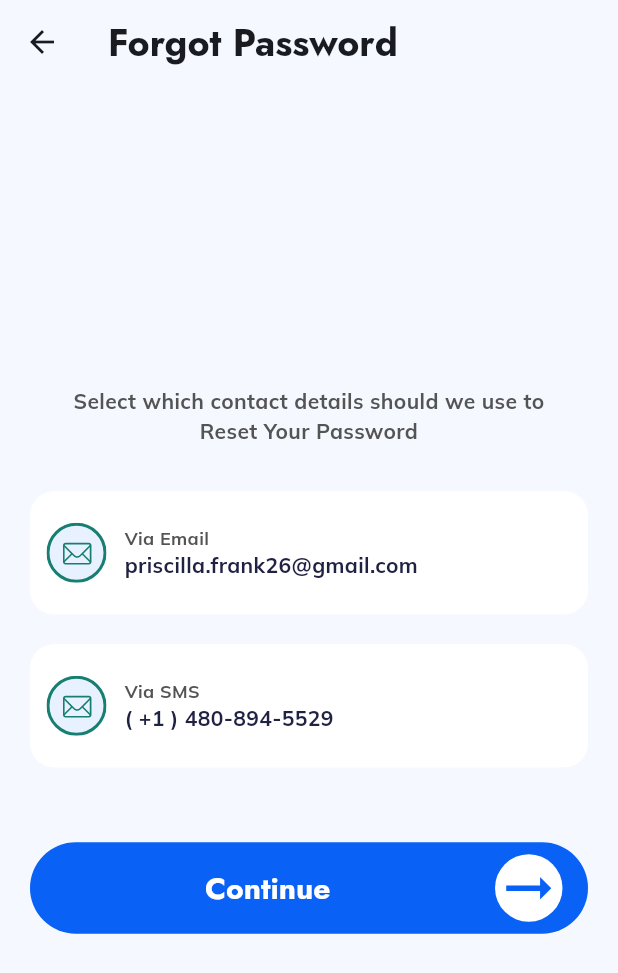
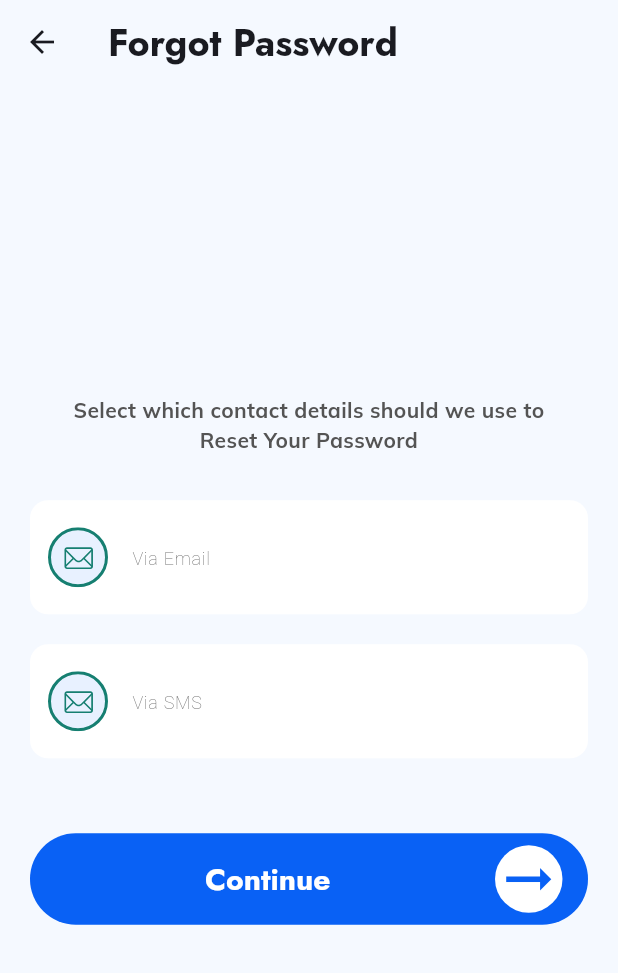
Before and after one commit to jodosjodos/TeLead_front-end, a Flutter app: the ResetPasswordLanding screen opened directly, on a phone screen of 412 x 824 dp. Shown: the top 973 px of the screen. Run offline on Flutter 3.47's test engine with Material 3 defaults, Android fonts, the phone set to English and light mode, and no system bars; our stand-ins replace flutter_svg, google_fonts, image_picker, intl_phone_field; project files that could hold a hidden picture were left out.

Commit message:
[add] done with reset landing

```diff
--- a/lib/pages/reset_password/landing_reset.dart
+++ b/lib/pages/reset_password/landing_reset.dart
@@ -1,6 +1,4 @@
-import 'package:flutter/cupertino.dart';
 import 'package:flutter/material.dart';
-import 'package:flutter/widgets.dart';
 import 'package:flutter_svg/flutter_svg.dart';
 
 class ResetPasswordLanding extends StatefulWidget {
@@ -12,6 +10,35 @@ class ResetPasswordLanding extends StatefulWidget {
 
 class _ResetPasswordLandingState extends State<ResetPasswordLanding> {
   int? selectedIndex;
+  FocusNode emailFocusNode = FocusNode();
+  FocusNode phoneFocusNode = FocusNode();
+  @override
+  // void initState() {
+  //   super.initState();
+  //   emailFocusNode.addListener(
+  //     () {
+  //       if (emailFocusNode.hasFocus) {
+  //         setState(
+  //           () {
+  //             selectedIndex = 1;
+  //           },
+  //         );
+  //       }
+  //     },
+  //   );
+  //   phoneFocusNode.addListener(
+  //     () {
+  //       if (emailFocusNode.hasFocus) {
+  //         setState(
+  //           () {
+  //             selectedIndex = 2;
+  //           },
+  //         );
+  //       }
+  //     },
+  //   );
+  // }
+
   @override
   Widget build(BuildContext context) {
     return Scaffold(
@@ -36,116 +63,102 @@ class _ResetPasswordLandingState extends State<ResetPasswordLanding> {
             const SizedBox(
               height: 30,
             ),
-            GestureDetector(
+            Padding(
+              padding: const EdgeInsets.symmetric(
+                horizontal: 20,
+              ),
+              child: TextFormField(
                 onTap: () {
-                setState(
-                  () {
+                  setState(() {
                     selectedIndex = 1;
+                  });
                 },
-                );
-              },
-              child: Container(
-                margin: const EdgeInsets.symmetric(horizontal: 20),
-                padding: const EdgeInsets.symmetric(
-                  horizontal: 10,
-                  vertical: 20,
+                keyboardType: TextInputType.emailAddress,
+                decoration: InputDecoration(
+                  contentPadding: const EdgeInsets.symmetric(
+                    vertical: 26,
                   ),
-                decoration: BoxDecoration(
-                  color: Colors.white,
-                  borderRadius: const BorderRadius.all(
-                    Radius.circular(16),
+                  hintText: "Via Email",
+                  hintStyle: TextStyle(
+                    color: Theme.of(context).colorScheme.tertiary,
+                    fontSize: 12,
+                    fontWeight: FontWeight.w100,
                   ),
-                  border: Border.all(
-                    color: selectedIndex == 1 ? Colors.blue : Colors.white,
-                  ),
-                ),
-                child: Row(
-                  children: [
-                    SvgPicture.asset(
+                  prefixIcon: Padding(
+                    padding: const EdgeInsets.all(12),
+                    child: SvgPicture.asset(
                       "assets/images/message.svg",
                       width: 40,
                       height: 40,
                     ),
-                    const SizedBox(
-                      width: 12,
                   ),
-                    Column(
-                      crossAxisAlignment: CrossAxisAlignment.start,
-                      children: [
-                        Text(
-                          "Via Email",
-                          style: TextStyle(
-                            color: Theme.of(context).colorScheme.tertiary,
-                            fontSize: 12,
+                  floatingLabelBehavior: FloatingLabelBehavior.never,
+                  filled: true,
+                  fillColor: Colors.white,
+                  enabledBorder: OutlineInputBorder(
+                    borderRadius: BorderRadius.circular(12),
+                    borderSide: BorderSide.none, // No border when not focused
+                  ),
+                  focusedBorder: OutlineInputBorder(
+                    borderRadius: BorderRadius.circular(12),
+                    borderSide: BorderSide(
+                      color: Theme.of(context)
+                          .colorScheme
+                          .primary, // Border color when the TextField is focused
+                      width: 1,
                     ),
                   ),
-                        Text(
-                          "priscilla.frank26@gmail.com",
-                          style: TextStyle(
-                            color: Theme.of(context).colorScheme.secondary,
-                          ),
-                        ),
-                      ],
-                    )
-                  ],
                 ),
               ),
             ),
             const SizedBox(
               height: 20,
             ),
-            GestureDetector(
+            Padding(
+              padding: const EdgeInsets.symmetric(
+                horizontal: 20,
+              ),
+              child: TextFormField(
                 onTap: () {
-                setState(
-                  () {
+                  setState(() {
                     selectedIndex = 2;
+                  });
                 },
-                );
-              },
-              child: Container(
-                margin: const EdgeInsets.symmetric(horizontal: 20),
-                padding: const EdgeInsets.symmetric(
-                  horizontal: 10,
-                  vertical: 20,
+                keyboardType: TextInputType.phone,
+                decoration: InputDecoration(
+                  contentPadding: const EdgeInsets.symmetric(
+                    vertical: 26,
                   ),
-                decoration: BoxDecoration(
-                  color: Colors.white,
-                  borderRadius: const BorderRadius.all(
-                    Radius.circular(16),
+                  hintText: "Via SMS",
+                  hintStyle: TextStyle(
+                    color: Theme.of(context).colorScheme.tertiary,
+                    fontSize: 12,
+                    fontWeight: FontWeight.w100,
                   ),
-                  border: Border.all(
-                    color: selectedIndex == 2 ? Colors.blue : Colors.white,
-                  ),
-                ),
-                child: Row(
-                  children: [
-                    SvgPicture.asset(
+                  prefixIcon: Padding(
+                    padding: const EdgeInsets.all(12),
+                    child: SvgPicture.asset(
                       "assets/images/message.svg",
                       width: 40,
                       height: 40,
                     ),
-                    const SizedBox(
-                      width: 12,
                   ),
-                    Column(
-                      crossAxisAlignment: CrossAxisAlignment.start,
-                      children: [
-                        Text(
-                          "Via SMS",
-                          style: TextStyle(
-                            color: Theme.of(context).colorScheme.tertiary,
-                            fontSize: 12,
+                  floatingLabelBehavior: FloatingLabelBehavior.never,
+                  filled: true,
+                  fillColor: Colors.white,
+                  enabledBorder: OutlineInputBorder(
+                    borderRadius: BorderRadius.circular(12),
+                    borderSide: BorderSide.none, // No border when not focused
+                  ),
+                  focusedBorder: OutlineInputBorder(
+                    borderRadius: BorderRadius.circular(12),
+                    borderSide: BorderSide(
+                      color: Theme.of(context)
+                          .colorScheme
+                          .primary, // Border color when the TextField is focused
+                      width: 1,
                     ),
                   ),
-                        Text(
-                          "( +1 ) 480-894-5529",
-                          style: TextStyle(
-                            color: Theme.of(context).colorScheme.secondary,
-                          ),
-                        ),
-                      ],
-                    )
-                  ],
                 ),
               ),
             ),
@@ -157,7 +170,9 @@ class _ResetPasswordLandingState extends State<ResetPasswordLanding> {
                 horizontal: 20,
               ),
               child: TextButton(
-                onPressed: () {},
+                onPressed: () {
+                  print(selectedIndex);
+                },
                 style: TextButton.styleFrom(
                   backgroundColor: Theme.of(context).colorScheme.primary,
                   textStyle: Theme.of(context).textTheme.titleMedium,
```
Lines whose indentation alone changed are shown as unchanged.
